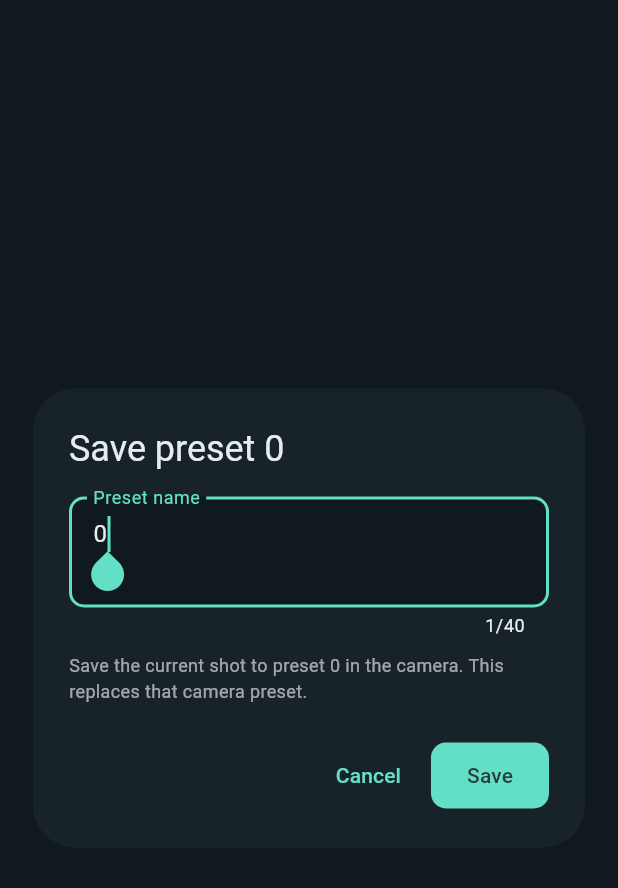
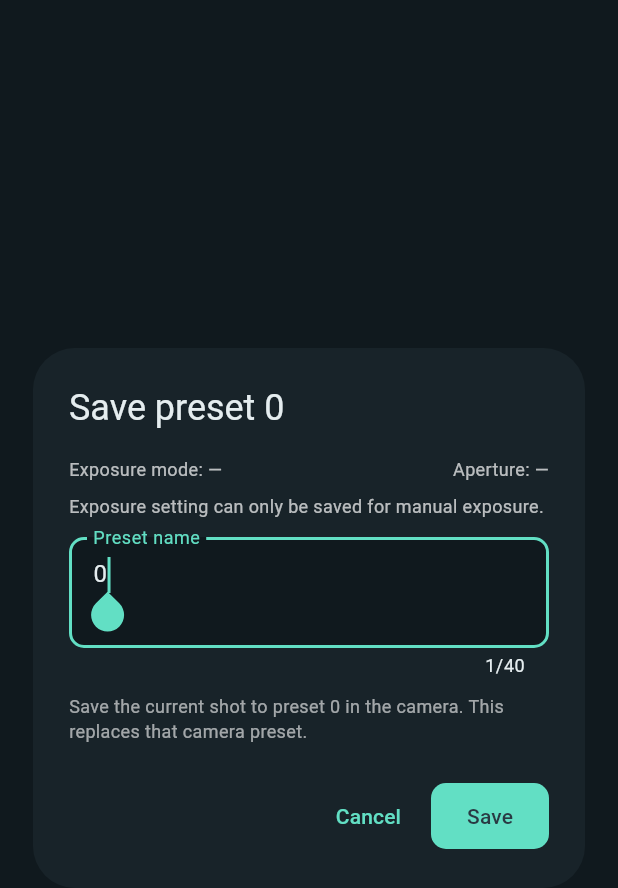
Before and after one commit to laurenra/ptz_control, a Flutter app: the PresetEditor widget shown alone on an empty page, opened directly with empty values, on a phone screen of 412 x 824 dp. Shown: the top 888 px of the screen. Run offline on Flutter 3.47's test engine with Material 3 defaults, Android fonts, the phone set to English and light mode, and no system bars; our stand-ins replace file_picker, material_ui, shared_preferences; accounts and stored records are empty.

Commit message:
Enabled save/recall exposure with preset

```diff
--- a/lib/models/camera_preset.dart
+++ b/lib/models/camera_preset.dart
@@ -1,9 +1,18 @@
-/// A local display name for a preset stored in the camera’s memory.
+/// A local snapshot and display name for a preset in the camera’s memory.
 class CameraPreset {
-  const CameraPreset({required this.slot, required this.name});
+  const CameraPreset({
+    required this.slot,
+    required this.name,
+    this.pan,
+    this.tilt,
+    this.zoom,
+    this.focus,
+    this.aperture,
+  });
 
   final int slot;
   final String name;
+  final int? pan, tilt, zoom, focus, aperture;
 
   static String? validateName(String? name) {
     final value = name?.trim() ?? '';
@@ -13,20 +22,40 @@ class CameraPreset {
     return null;
   }
 
-  Map<String, dynamic> toJson() => {'slot': slot, 'name': name};
+  Map<String, dynamic> toJson() => {
+    'slot': slot,
+    'name': name,
+    if (pan != null) 'pan': pan,
+    if (tilt != null) 'tilt': tilt,
+    if (zoom != null) 'zoom': zoom,
+    if (focus != null) 'focus': focus,
+    if (aperture != null) 'aperture': aperture,
+  };
 
   factory CameraPreset.fromJson(Map<String, dynamic> json) {
-    // Older configurations contain PTZ/aperture snapshots. Keep only names;
-    // recalling a preset now always uses camera memory.
+    // Name-only presets from older versions remain usable via camera memory.
     final preset = CameraPreset(
       slot: json['slot'] as int,
       name: json['name'] as String,
+      pan: json['pan'] as int?,
+      tilt: json['tilt'] as int?,
+      zoom: json['zoom'] as int?,
+      focus: json['focus'] as int?,
+      aperture: json['aperture'] as int?,
     );
     if (preset.slot < 1 ||
         preset.slot > 9 ||
-        validateName(preset.name) != null) {
+        validateName(preset.name) != null ||
+        !_inRange(preset.pan, -32768, 32767) ||
+        !_inRange(preset.tilt, -32768, 32767) ||
+        !_inRange(preset.zoom, 0, 65535) ||
+        !_inRange(preset.focus, 0, 65535) ||
+        !_inRange(preset.aperture, 0, 255)) {
       throw const FormatException('Invalid saved preset');
     }
     return preset;
   }
+
+  static bool _inRange(int? value, int min, int max) =>
+      value == null || (value >= min && value <= max);
 }
--- a/lib/services/visca_client.dart
+++ b/lib/services/visca_client.dart
@@ -260,6 +260,7 @@ class ViscaClient {
       final expectedLength = active.payload[3] == 0x12
           ? 11
           : (active.payload[3] == 0x47 ||
+                active.payload[3] == 0x48 ||
                 Visca.imageValueInquiries.containsKey(active.payload[3]))
           ? 7
           : 4;
--- a/lib/services/visca_protocol.dart
+++ b/lib/services/visca_protocol.dart
@@ -38,6 +38,7 @@ class Visca {
 
   static const panTiltInquiry = [0x81, 9, 6, 0x12, 0xff];
   static const zoomInquiry = [0x81, 9, 4, 0x47, 0xff];
+  static const focusInquiry = [0x81, 9, 4, 0x48, 0xff];
   static const focusModeInquiry = [0x81, 9, 4, 0x38, 0xff];
 
   static const apertureInquiry = [0x81, 9, 4, 0x4b, 0xff];
--- a/lib/widgets/preset_editor.dart
+++ b/lib/widgets/preset_editor.dart
@@ -1,3 +1,5 @@
+import 'dart:async';
+
 import 'package:material_ui/material_ui.dart';
 import 'package:flutter/services.dart';
 
@@ -21,6 +23,16 @@ class _PresetEditorState extends State<PresetEditor> {
   late final _cameraId = widget.controller.selected?.id;
   bool _saving = false;
   String? _error;
+
+  @override
+  void initState() {
+    super.initState();
+    WidgetsBinding.instance.addPostFrameCallback((_) {
+      if (mounted && widget.controller.selected?.id == _cameraId) {
+        unawaited(widget.controller.refreshPresetSettings());
+      }
+    });
+  }
 
   @override
   void dispose() {
@@ -71,18 +83,49 @@ class _PresetEditorState extends State<PresetEditor> {
               children: [
                 ListenableBuilder(
                   listenable: widget.controller,
-                  builder: (context, _) => widget.controller.exposureMode == 3
-                      ? const Padding(
-                          padding: EdgeInsets.only(bottom: 12),
-                          child: Text(
-                            'Manual exposure mode enabled. Exposure and image settings are also saved.',
-                            style: TextStyle(
+                  builder: (context, _) {
+                    final c = widget.controller;
+                    return Padding(
+                      padding: const EdgeInsets.only(bottom: 12),
+                      child: Column(
+                        crossAxisAlignment: CrossAxisAlignment.start,
+                        children: [
+                          Row(
+                            crossAxisAlignment: CrossAxisAlignment.start,
+                            children: [
+                              Expanded(
+                                child: Text(
+                                  'Exposure mode: ${c.exposureModeLabel}',
+                                  style: const TextStyle(
+                                    fontSize: 12,
+                                    color: Colors.white70,
+                                  ),
+                                ),
+                              ),
+                              const SizedBox(width: 12),
+                              Text(
+                                'Aperture: ${c.aperture ?? '—'}',
+                                style: const TextStyle(
+                                  fontSize: 12,
+                                  color: Colors.white70,
+                                ),
+                              ),
+                            ],
+                          ),
+                          const SizedBox(height: 8),
+                          Text(
+                            c.exposureMode == 3
+                                ? 'Exposure setting will be saved.'
+                                : 'Exposure setting can only be saved for manual exposure.',
+                            style: const TextStyle(
                               fontSize: 12,
                               color: Colors.white70,
                             ),
                           ),
-                        )
-                      : const SizedBox.shrink(),
+                        ],
+                      ),
+                    );
+                  },
                 ),
                 TextFormField(
                   key: const Key('preset-name'),
```
Also changed, not shown: lib/controller.dart (+100 -22 lines), lib/widgets/control_shell.dart (+9 -10 lines), 4 other files.
